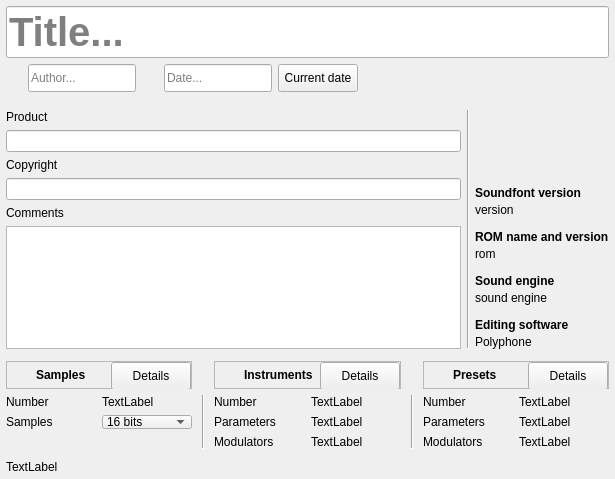
davy7125/polyphone, file sources/editor/pagesf2.ui: the form before one commit.
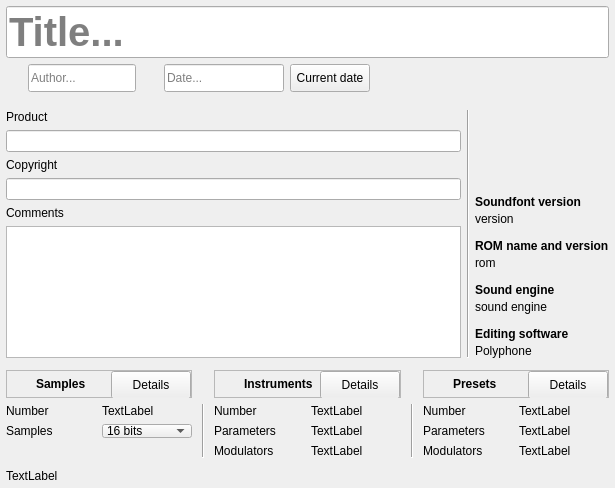
The form after the commit. Icons and pictures are not drawn. Custom widgets are drawn as their Qt base class.

Diff of the .ui file:
```diff
--- a/sources/editor/pagesf2.ui
+++ b/sources/editor/pagesf2.ui
@@ -7,7 +7,7 @@
     <x>0</x>
     <y>0</y>
     <width>615</width>
-    <height>479</height>
+    <height>488</height>
    </rect>
   </property>
   <property name="windowTitle">
@@ -166,7 +166,7 @@
           </property>
           <property name="minimumSize">
            <size>
-            <width>0</width>
+            <width>120</width>
             <height>28</height>
            </size>
           </property>
```
